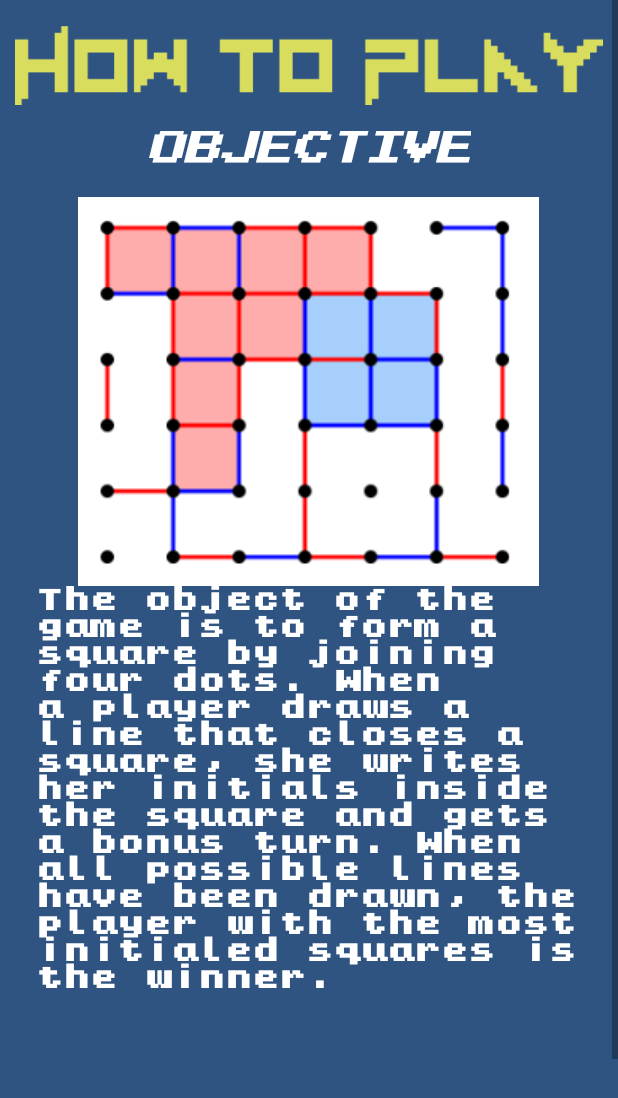
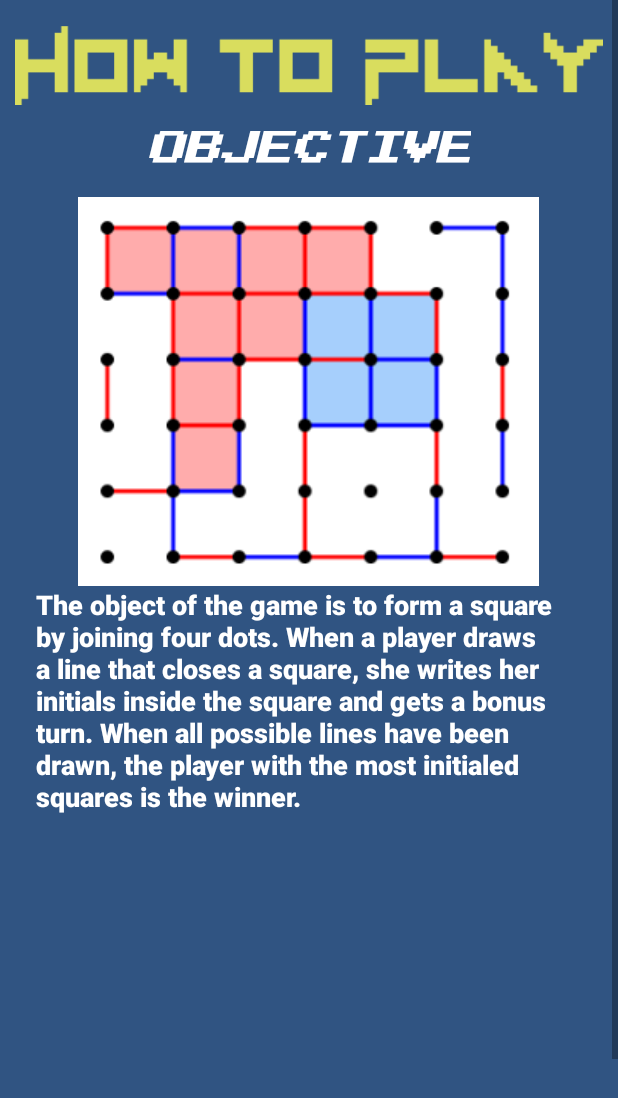
Before and after one commit to romerotac/SquareGame, an Android app: the screen it shows after launch (GuideActivity), after a tap on "GUIDE", on a phone screen of 412 x 824 dp. Shown: the top 1098 px of the screen. Run offline under Robolectric (Android 15) with nearby library versions, the phone set to English and light mode, and no system bars.

Commit message:
Stashing things before pulling new changes

```diff
--- a/app/src/main/res/layout/activity_guide.xml
+++ b/app/src/main/res/layout/activity_guide.xml
@@ -66,7 +66,7 @@
                 android:layout_width="363dp"
                 android:layout_height="295dp"
                 android:layout_marginBottom="276dp"
-                android:fontFamily="@font/kongtext"
+                android:fontFamily="sans-serif-medium"
                 android:text="@string/the_object_of_the_game_is_to_form_a_square_by_joining_four_dots_when_a_player_draws_a_line_that_closes_a_square_she_writes_her_initials_inside_the_square_and_gets_a_bonus_turn_when_all_possible_lines_have_been_drawn_the_player_with_the_most_initialed_squares_is_the_winner"
                 android:textColor="#FFFFFF"
                 android:textSize="18sp"
```
